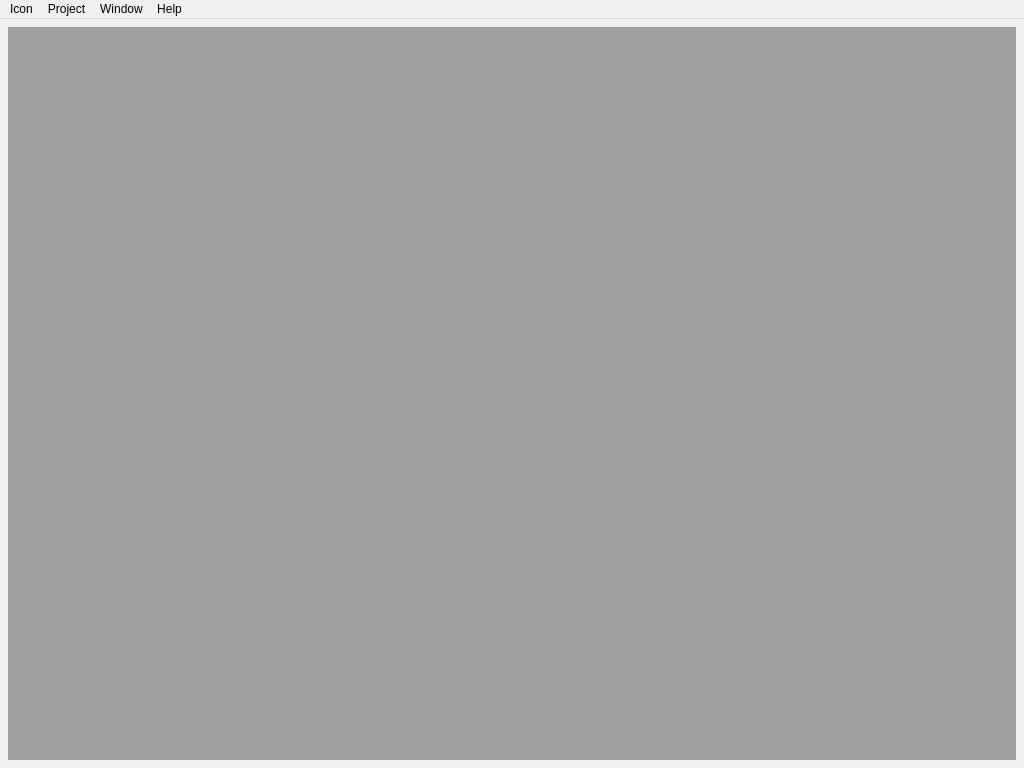
The window that src/gui/mainwindow.ui (GENIVI/CANdevStudio) describes before a commit, drawn with Qt 5.
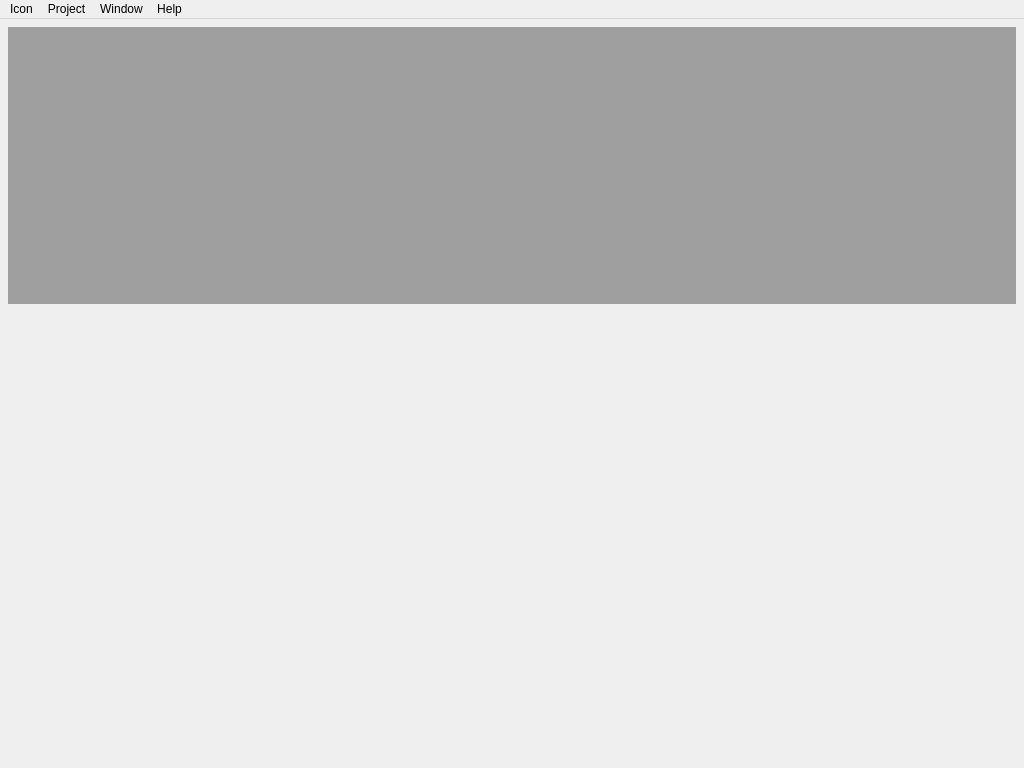
The same window after the commit. Icons and pictures are not drawn.

Commit message: Start screen mockup

Patch:
```diff
--- a/src/gui/mainwindow.ui
+++ b/src/gui/mainwindow.ui
@@ -67,6 +67,86 @@
         </property>
        </widget>
       </item>
+      <item>
+       <widget class="QWidget" name="startScreenWidget" native="true">
+        <property name="minimumSize">
+         <size>
+          <width>0</width>
+          <height>200</height>
+         </size>
+        </property>
+        <layout class="QGridLayout" name="gridLayout">
+         <item row="2" column="1">
+          <spacer name="verticalSpacer">
+           <property name="orientation">
+            <enum>Qt::Vertical</enum>
+           </property>
+           <property name="sizeHint" stdset="0">
+            <size>
+             <width>20</width>
+             <height>40</height>
+            </size>
+           </property>
+          </spacer>
+         </item>
+         <item row="1" column="1">
+          <widget class="QWidget" name="startScreen" native="true">
+           <property name="minimumSize">
+            <size>
+             <width>783</width>
+             <height>472</height>
+            </size>
+           </property>
+           <property name="maximumSize">
+            <size>
+             <width>783</width>
+             <height>472</height>
+            </size>
+           </property>
+          </widget>
+         </item>
+         <item row="1" column="0">
+          <spacer name="horizontalSpacer">
+           <property name="orientation">
+            <enum>Qt::Horizontal</enum>
+           </property>
+           <property name="sizeHint" stdset="0">
+            <size>
+             <width>40</width>
+             <height>20</height>
+            </size>
+           </property>
+          </spacer>
+         </item>
+         <item row="1" column="2">
+          <spacer name="horizontalSpacer_2">
+           <property name="orientation">
+            <enum>Qt::Horizontal</enum>
+           </property>
+           <property name="sizeHint" stdset="0">
+            <size>
+             <width>40</width>
+             <height>20</height>
+            </size>
+           </property>
+          </spacer>
+         </item>
+         <item row="0" column="1">
+          <spacer name="verticalSpacer_2">
+           <property name="orientation">
+            <enum>Qt::Vertical</enum>
+           </property>
+           <property name="sizeHint" stdset="0">
+            <size>
+             <width>20</width>
+             <height>40</height>
+            </size>
+           </property>
+          </spacer>
+         </item>
+        </layout>
+       </widget>
+      </item>
      </layout>
     </item>
    </layout>
```
The commit also changes 6 other files.
